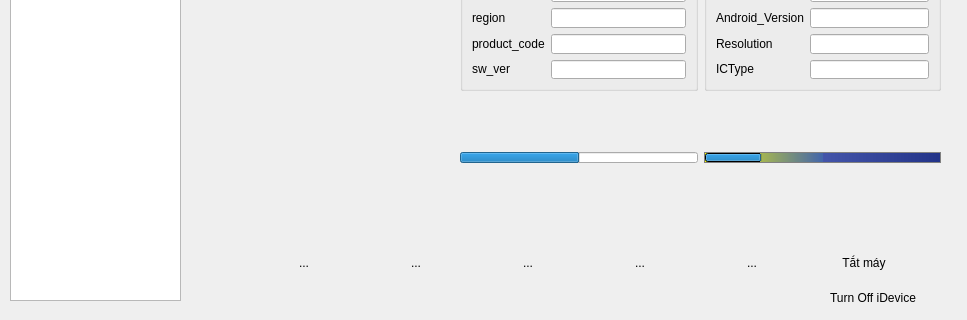
Before: the Qt Designer form sourcecode/26MobileTool/AdbWidget.ui in sauantao/AndroidMobileSolution, drawn with Qt 5; both pictures show x 0 to 967 and y 220 to 540 of the 967 by 540 pixel window.
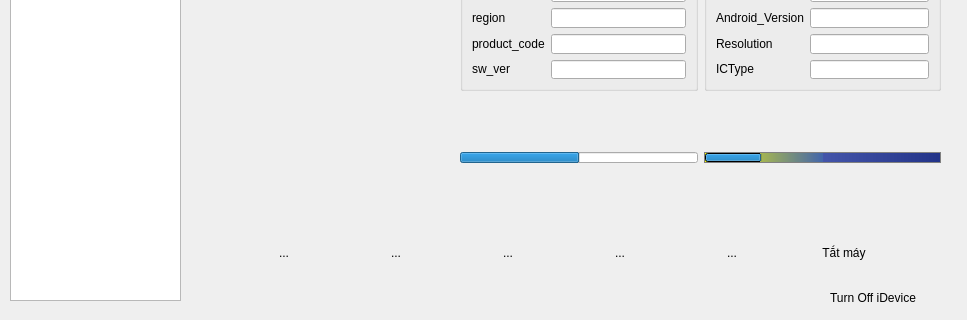
After: the same form once the commit is applied. Icons and pictures are not drawn.

```diff
--- a/sourcecode/26MobileTool/AdbWidget.ui
+++ b/sourcecode/26MobileTool/AdbWidget.ui
@@ -55,201 +55,6 @@
   <widget class="QWidget" name="layoutWidget">
    <property name="geometry">
     <rect>
-     <x>230</x>
-     <y>450</y>
-     <width>711</width>
-     <height>66</height>
-    </rect>
-   </property>
-   <layout class="QHBoxLayout" name="horizontalLayout">
-    <item>
-     <widget class="QToolButton" name="toolButton_TurnOff_2">
-      <property name="minimumSize">
-       <size>
-        <width>64</width>
-        <height>64</height>
-       </size>
-      </property>
-      <property name="maximumSize">
-       <size>
-        <width>64</width>
-        <height>64</height>
-       </size>
-      </property>
-      <property name="styleSheet">
-       <string notr="true">background: transparent; border: none;</string>
-      </property>
-      <property name="text">
-       <string>...</string>
-      </property>
-      <property name="icon">
-       <iconset resource="emmcdlGui.qrc">
-        <normaloff>:/ImageButton/image/Button/if_button-power_red_69071.png</normaloff>:/ImageButton/image/Button/if_button-power_red_69071.png</iconset>
-      </property>
-      <property name="iconSize">
-       <size>
-        <width>64</width>
-        <height>64</height>
-       </size>
-      </property>
-     </widget>
-    </item>
-    <item>
-     <widget class="QToolButton" name="toolButton_TurnOff_3">
-      <property name="minimumSize">
-       <size>
-        <width>64</width>
-        <height>64</height>
-       </size>
-      </property>
-      <property name="maximumSize">
-       <size>
-        <width>64</width>
-        <height>64</height>
-       </size>
-      </property>
-      <property name="styleSheet">
-       <string notr="true">background: transparent; border: none;</string>
-      </property>
-      <property name="text">
-       <string>...</string>
-      </property>
-      <property name="icon">
-       <iconset resource="emmcdlGui.qrc">
-        <normaloff>:/ImageButton/image/Button/if_button-cross_red_69065.png</normaloff>:/ImageButton/image/Button/if_button-cross_red_69065.png</iconset>
-      </property>
-      <property name="iconSize">
-       <size>
-        <width>64</width>
-        <height>64</height>
-       </size>
-      </property>
-     </widget>
-    </item>
-    <item>
-     <widget class="QToolButton" name="toolButton_TurnOff_4">
-      <property name="minimumSize">
-       <size>
-        <width>64</width>
-        <height>64</height>
-       </size>
-      </property>
-      <property name="maximumSize">
-       <size>
-        <width>64</width>
-        <height>64</height>
-       </size>
-      </property>
-      <property name="styleSheet">
-       <string notr="true">background: transparent; border: none;</string>
-      </property>
-      <property name="text">
-       <string>...</string>
-      </property>
-      <property name="icon">
-       <iconset resource="emmcdlGui.qrc">
-        <normaloff>:/ImageButton/image/Button/if_button-check_blue_68680.png</normaloff>:/ImageButton/image/Button/if_button-check_blue_68680.png</iconset>
-      </property>
-      <property name="iconSize">
-       <size>
-        <width>64</width>
-        <height>64</height>
-       </size>
-      </property>
-     </widget>
-    </item>
-    <item>
-     <widget class="QToolButton" name="toolButton_TurnOff">
-      <property name="minimumSize">
-       <size>
-        <width>64</width>
-        <height>64</height>
-       </size>
-      </property>
-      <property name="maximumSize">
-       <size>
-        <width>64</width>
-        <height>64</height>
-       </size>
-      </property>
-      <property name="styleSheet">
-       <string notr="true">background: transparent; border: none;</string>
-      </property>
-      <property name="text">
-       <string>...</string>
-      </property>
-      <property name="icon">
-       <iconset resource="emmcdlGui.qrc">
-        <normaloff>:/ImageButton/image/Button/checl.png</normaloff>:/ImageButton/image/Button/checl.png</iconset>
-      </property>
-      <property name="iconSize">
-       <size>
-        <width>64</width>
-        <height>64</height>
-       </size>
-      </property>
-     </widget>
-    </item>
-    <item>
-     <widget class="QToolButton" name="toolButton_Reboot">
-      <property name="maximumSize">
-       <size>
-        <width>64</width>
-        <height>64</height>
-       </size>
-      </property>
-      <property name="styleSheet">
-       <string notr="true">background: transparent; border: none;</string>
-      </property>
-      <property name="text">
-       <string>...</string>
-      </property>
-      <property name="icon">
-       <iconset resource="emmcdlGui.qrc">
-        <normaloff>:/ImageButton/image/Button/reboot.png</normaloff>:/ImageButton/image/Button/reboot.png</iconset>
-      </property>
-      <property name="iconSize">
-       <size>
-        <width>64</width>
-        <height>64</height>
-       </size>
-      </property>
-     </widget>
-    </item>
-    <item>
-     <widget class="QToolButton" name="toolButton_2">
-      <property name="maximumSize">
-       <size>
-        <width>64</width>
-        <height>64</height>
-       </size>
-      </property>
-      <property name="styleSheet">
-       <string notr="true">background: transparent; border: none;</string>
-      </property>
-      <property name="text">
-       <string>Tắt máy</string>
-      </property>
-      <property name="icon">
-       <iconset resource="emmcdlGui.qrc">
-        <normaloff>:/ImageButton/image/Button/power.png</normaloff>:/ImageButton/image/Button/power.png</iconset>
-      </property>
-      <property name="iconSize">
-       <size>
-        <width>64</width>
-        <height>64</height>
-       </size>
-      </property>
-      <property name="toolButtonStyle">
-       <enum>Qt::ToolButtonIconOnly</enum>
-      </property>
-     </widget>
-    </item>
-   </layout>
-  </widget>
-  <widget class="QWidget" name="">
-   <property name="geometry">
-    <rect>
      <x>460</x>
      <y>110</y>
      <width>481</width>
@@ -439,7 +244,7 @@
     </item>
    </layout>
   </widget>
-  <widget class="QWidget" name="">
+  <widget class="QWidget" name="layoutWidget">
    <property name="geometry">
     <rect>
      <x>460</x>
@@ -504,6 +309,202 @@
     </item>
    </layout>
   </widget>
+  <widget class="QWidget" name="layoutWidget_2">
+   <property name="geometry">
+    <rect>
+     <x>210</x>
+     <y>440</y>
+     <width>711</width>
+     <height>66</height>
+    </rect>
+   </property>
+   <layout class="QHBoxLayout" name="horizontalLayout">
+    <item>
+     <widget class="QToolButton" name="toolButton_TurnOff_2">
+      <property name="minimumSize">
+       <size>
+        <width>64</width>
+        <height>64</height>
+       </size>
+      </property>
+      <property name="maximumSize">
+       <size>
+        <width>64</width>
+        <height>64</height>
+       </size>
+      </property>
+      <property name="styleSheet">
+       <string notr="true">background: transparent; border: none;</string>
+      </property>
+      <property name="text">
+       <string>...</string>
+      </property>
+      <property name="icon">
+       <iconset resource="emmcdlGui.qrc">
+        <normaloff>:/ImageButton/image/Button/if_button-power_red_69071.png</normaloff>:/ImageButton/image/Button/if_button-power_red_69071.png</iconset>
+      </property>
+      <property name="iconSize">
+       <size>
+        <width>64</width>
+        <height>64</height>
+       </size>
+      </property>
+     </widget>
+    </item>
+    <item>
+     <widget class="QToolButton" name="toolButton_TurnOff_3">
+      <property name="minimumSize">
+       <size>
+        <width>64</width>
+        <height>64</height>
+       </size>
+      </property>
+      <property name="maximumSize">
+       <size>
+        <width>64</width>
+        <height>64</height>
+       </size>
+      </property>
+      <property name="styleSheet">
+       <string notr="true">background: transparent; border: none;</string>
+      </property>
+      <property name="text">
+       <string>...</string>
+      </property>
+      <property name="icon">
+       <iconset resource="emmcdlGui.qrc">
+        <normaloff>:/ImageButton/image/Button/if_button-cross_red_69065.png</normaloff>:/ImageButton/image/Button/if_button-cross_red_69065.png</iconset>
+      </property>
+      <property name="iconSize">
+       <size>
+        <width>64</width>
+        <height>64</height>
+       </size>
+      </property>
+     </widget>
+    </item>
+    <item>
+     <widget class="QToolButton" name="toolButton_TurnOff_4">
+      <property name="minimumSize">
+       <size>
+        <width>64</width>
+        <height>64</height>
+       </size>
+      </property>
+      <property name="maximumSize">
+       <size>
+        <width>64</width>
+        <height>64</height>
+       </size>
+      </property>
+      <property name="styleSheet">
+       <string notr="true">background: transparent; border: none;</string>
+      </property>
+      <property name="text">
+       <string>...</string>
+      </property>
+      <property name="icon">
+       <iconset resource="emmcdlGui.qrc">
+        <normaloff>:/ImageButton/image/Button/if_button-check_blue_68680.png</normaloff>:/ImageButton/image/Button/if_button-check_blue_68680.png</iconset>
+      </property>
+      <property name="iconSize">
+       <size>
+        <width>64</width>
+        <height>64</height>
+       </size>
+      </property>
+     </widget>
+    </item>
+    <item>
+     <widget class="QToolButton" name="toolButton_TurnOff">
+      <property name="minimumSize">
+       <size>
+        <width>64</width>
+        <height>64</height>
+       </size>
+      </property>
+      <property name="maximumSize">
+       <size>
+        <width>64</width>
+        <height>64</height>
+       </size>
+      </property>
+      <property name="styleSheet">
+       <string notr="true">background: transparent; border: none;</string>
+      </property>
+      <property name="text">
+       <string>...</string>
+      </property>
+      <property name="icon">
+       <iconset resource="emmcdlGui.qrc">
+        <normaloff>:/ImageButton/image/Button/checl.png</normaloff>:/ImageButton/image/Button/checl.png</iconset>
+      </property>
+      <property name="iconSize">
+       <size>
+        <width>64</width>
+        <height>64</height>
+       </size>
+      </property>
+     </widget>
+    </item>
+    <item>
+     <widget class="QToolButton" name="toolButton_Reboot">
+      <property name="maximumSize">
+       <size>
+        <width>64</width>
+        <height>64</height>
+       </size>
+      </property>
+      <property name="styleSheet">
+       <string notr="true">background: transparent; border: none;</string>
+      </property>
+      <property name="text">
+       <string>...</string>
+      </property>
+      <property name="icon">
+       <iconset resource="emmcdlGui.qrc">
+        <normaloff>:/ImageButton/image/Button/reboot.png</normaloff>:/ImageButton/image/Button/reboot.png</iconset>
+      </property>
+      <property name="iconSize">
+       <size>
+        <width>64</width>
+        <height>64</height>
+       </size>
+      </property>
+     </widget>
+    </item>
+    <item>
+     <widget class="QToolButton" name="toolButton_2">
+      <property name="maximumSize">
+       <size>
+        <width>64</width>
+        <height>64</height>
+       </size>
+      </property>
+      <property name="styleSheet">
+       <string notr="true">background: transparent; border: none;</string>
+      </property>
+      <property name="text">
+       <string>Tắt máy</string>
+      </property>
+      <property name="icon">
+       <iconset resource="emmcdlGui.qrc">
+        <normaloff>:/ImageButton/image/Button/power.png</normaloff>:/ImageButton/image/Button/power.png</iconset>
+      </property>
+      <property name="iconSize">
+       <size>
+        <width>64</width>
+        <height>64</height>
+       </size>
+      </property>
+      <property name="toolButtonStyle">
+       <enum>Qt::ToolButtonIconOnly</enum>
+      </property>
+     </widget>
+    </item>
+   </layout>
+  </widget>
+  <zorder>layoutWidget</zorder>
   <zorder>listView</zorder>
   <zorder>label_8</zorder>
   <zorder>groupBox</zorder>
```
Left out of the diff: 6 changed lines with no effect on the pictures.
